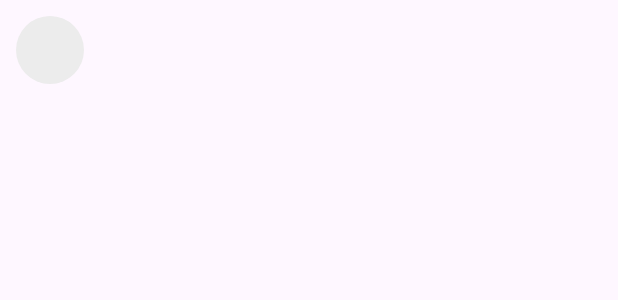
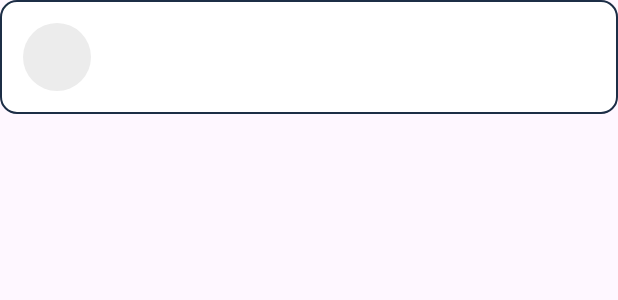
Before and after one commit to hogiabao7725/BotChatty-Android-App, an Android app: the layout item_container_recent_conversion.xml on its own in the app's theme, with its tools: preview values and no code run, on a phone screen of 412 x 824 dp. Shown: the top 300 px of the screen. Run offline under Robolectric (Android 15) with nearby library versions, the phone set to English and light mode, and no system bars; plain views replace RoundedImageView.

```diff
--- /dev/null
+++ b/app/src/main/res/drawable/background_view_holder.xml
@@ -0,0 +1,9 @@
+<?xml version="1.0" encoding="utf-8"?>
+<shape xmlns:android="http://schemas.android.com/apk/res/android"
+    android:shape="rectangle">
+    <solid android:color="@color/white" />
+    <corners android:radius="@dimen/_8sdp" />
+    <stroke
+        android:width="1dp"
+        android:color="@color/primary" />
+</shape>
--- a/app/src/main/res/layout/item_container_recent_conversion.xml
+++ b/app/src/main/res/layout/item_container_recent_conversion.xml
@@ -3,7 +3,9 @@
     android:layout_width="match_parent"
     android:layout_height="wrap_content"
     xmlns:app="http://schemas.android.com/apk/res-auto"
-    android:padding="@dimen/_8sdp">
+    android:background="@drawable/background_view_holder"
+    android:layout_marginBottom="@dimen/_8sdp"
+    android:padding="@dimen/_12sdp">
 
     <com.makeramen.roundedimageview.RoundedImageView
         android:id="@+id/imageProfile"
```
